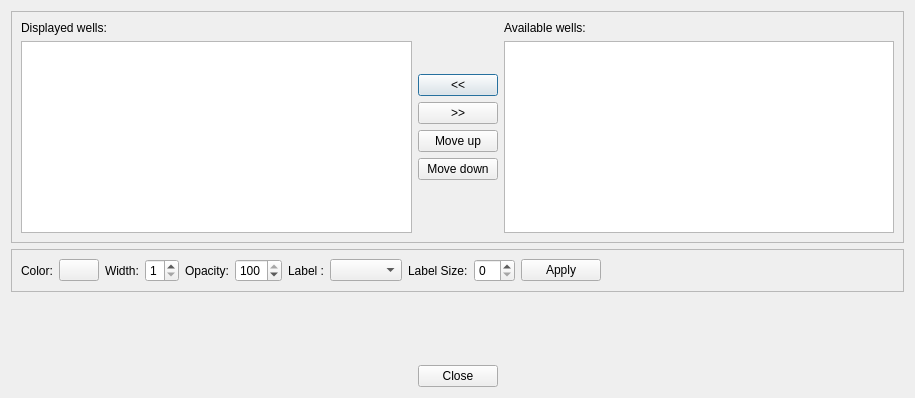
Old version of the form GridUI/wellitemsdialog.ui in the repository fsoos74/su.
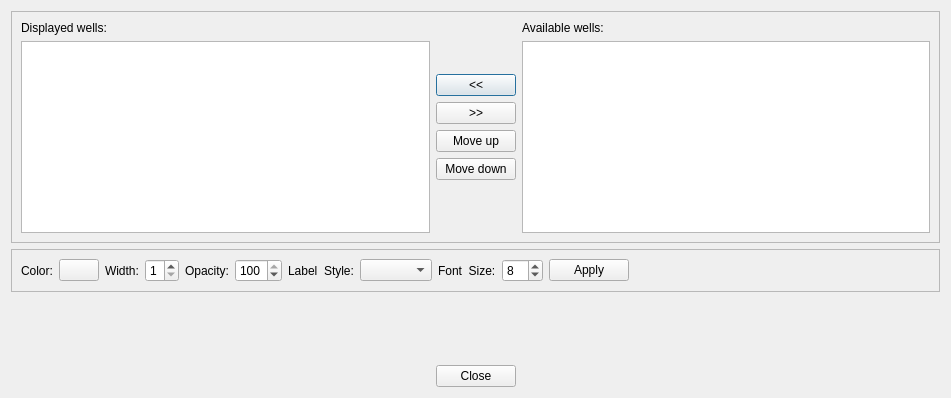
New version of the form. Custom widgets are drawn as their Qt base class.

Commit message: added well label style and use label function in marker and well items

```diff
--- a/GridUI/wellitemsdialog.ui
+++ b/GridUI/wellitemsdialog.ui
@@ -6,7 +6,7 @@
    <rect>
     <x>0</x>
     <y>0</y>
-    <width>915</width>
+    <width>951</width>
     <height>398</height>
    </rect>
   </property>
@@ -192,7 +192,7 @@
       <item>
        <widget class="QLabel" name="label_6">
         <property name="text">
-         <string>Label :</string>
+         <string>Label  Style:</string>
         </property>
        </widget>
       </item>
@@ -202,12 +202,16 @@
       <item>
        <widget class="QLabel" name="label_7">
         <property name="text">
-         <string>Label Size:</string>
+         <string>Font  Size:</string>
         </property>
        </widget>
       </item>
       <item>
-       <widget class="QSpinBox" name="sbLabelFontSize"/>
+       <widget class="QSpinBox" name="sbLabelFontSize">
+        <property name="value">
+         <number>8</number>
+        </property>
+       </widget>
       </item>
       <item>
        <widget class="QPushButton" name="pbApply">
```
The commit also changes 6 other files.
